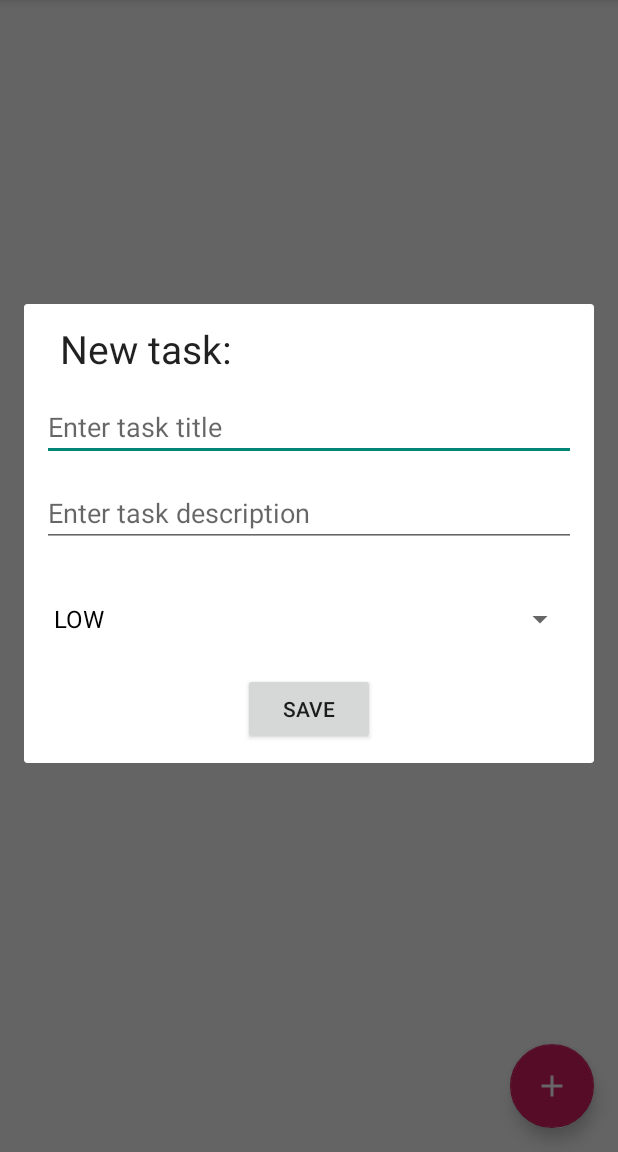
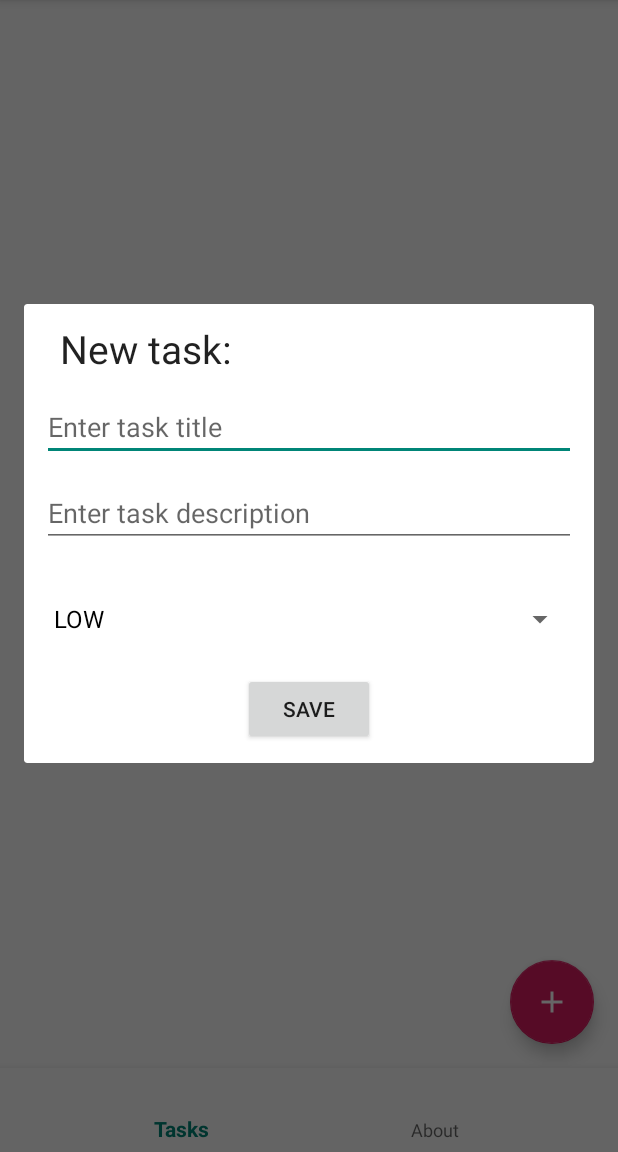
Before and after one commit to dzijo/androidDevAcademy, an Android app: the screen it shows after launch (MainActivity), after a tap on an icon or button, on a phone screen of 412 x 824 dp, the part 84-1236 px from its top. Run offline under Robolectric (Android 15) with nearby library versions, the phone set to English and light mode, and no system bars.

Commit message:
Added bottom navigation

```diff
--- a/Homework4/TaskieFragments/app/build.gradle
+++ b/Homework4/TaskieFragments/app/build.gradle
@@ -28,9 +28,10 @@ dependencies {
     implementation "org.jetbrains.kotlin:kotlin-stdlib-jdk7:$kotlin_version"
     implementation 'androidx.appcompat:appcompat:1.0.2'
     implementation 'androidx.constraintlayout:constraintlayout:1.1.3'
-    implementation 'androidx.recyclerview:recyclerview:1.1.0-alpha04'
+    implementation 'androidx.recyclerview:recyclerview:1.1.0-alpha05'
     implementation 'androidx.cardview:cardview:1.0.0'
-    implementation 'com.google.android.material:material:1.1.0-alpha05'
+    implementation 'com.google.android.material:material:1.1.0-alpha06'
+    implementation 'androidx.legacy:legacy-support-v4:1.0.0'
     testImplementation 'junit:junit:4.12'
     androidTestImplementation 'androidx.test:runner:1.1.1'
     androidTestImplementation 'androidx.test.espresso:espresso-core:3.1.1'
--- a/Homework4/TaskieFragments/app/src/main/java/hr/ferit/brunozoric/taskie/ui/activities/ContainerActivity.kt
+++ b/Homework4/TaskieFragments/app/src/main/java/hr/ferit/brunozoric/taskie/ui/activities/ContainerActivity.kt
@@ -3,8 +3,10 @@ package hr.ferit.brunozoric.taskie.ui.activities
 import hr.ferit.brunozoric.taskie.R
 import hr.ferit.brunozoric.taskie.common.EXTRA_SCREEN_TYPE
 import hr.ferit.brunozoric.taskie.common.EXTRA_TASK_ID
+import hr.ferit.brunozoric.taskie.common.invisible
 import hr.ferit.brunozoric.taskie.ui.activities.base.BaseActivity
 import hr.ferit.brunozoric.taskie.ui.fragments.TaskDetailsFragment
+import kotlinx.android.synthetic.main.activity_main.*
 
 
 class ContainerActivity: BaseActivity() {
@@ -14,6 +16,7 @@ class ContainerActivity: BaseActivity() {
     override fun setUpUi() {
         val screenType = intent.getStringExtra(EXTRA_SCREEN_TYPE)
         val id = intent.getIntExtra(EXTRA_TASK_ID, -1)
+        bottomNavigation.invisible()
         if (screenType.isNotEmpty()) {
             when (screenType) {
                 SCREEN_TASK_DETAILS -> showFragment(TaskDetailsFragment.newInstance(id))
--- a/Homework4/TaskieFragments/app/src/main/java/hr/ferit/brunozoric/taskie/ui/fragments/TaskDetailsFragment.kt
+++ b/Homework4/TaskieFragments/app/src/main/java/hr/ferit/brunozoric/taskie/ui/fragments/TaskDetailsFragment.kt
@@ -5,9 +5,11 @@ import android.view.View
 import hr.ferit.brunozoric.taskie.R
 import hr.ferit.brunozoric.taskie.common.EXTRA_TASK_ID
 import hr.ferit.brunozoric.taskie.common.displayToast
+import hr.ferit.brunozoric.taskie.common.invisible
 import hr.ferit.brunozoric.taskie.model.Task
 import hr.ferit.brunozoric.taskie.persistence.Repository
 import hr.ferit.brunozoric.taskie.ui.fragments.base.BaseFragment
+import kotlinx.android.synthetic.main.activity_main.*
 import kotlinx.android.synthetic.main.fragment_task_details.*
 
 class TaskDetailsFragment : BaseFragment() {
--- a/Homework4/TaskieFragments/app/src/main/res/layout/activity_main.xml
+++ b/Homework4/TaskieFragments/app/src/main/res/layout/activity_main.xml
@@ -1,14 +1,25 @@
 <?xml version="1.0" encoding="utf-8"?>
 <androidx.constraintlayout.widget.ConstraintLayout
         xmlns:android="http://schemas.android.com/apk/res/android"
+        xmlns:app="http://schemas.android.com/apk/res-auto"
         android:layout_width="match_parent"
         android:layout_height="match_parent">
 
     <FrameLayout
             android:id="@+id/fragmentContainer"
+            android:layout_width="0dp"
+            android:layout_height="0dp"
+            app:layout_constraintTop_toTopOf="parent"
+            app:layout_constraintStart_toStartOf="parent"
+            app:layout_constraintEnd_toEndOf="parent"
+            app:layout_constraintBottom_toTopOf="@+id/bottomNavigation"/>
+
+    <com.google.android.material.bottomnavigation.BottomNavigationView
+            android:id="@+id/bottomNavigation"
+            app:menu="@menu/bottom_navigation"
             android:layout_width="match_parent"
-            android:layout_height="match_parent"/>
-
-
+            android:layout_height="wrap_content"
+            app:layout_constraintBottom_toBottomOf="parent"
+            android:background="?android:attr/windowBackground"/>
 
 </androidx.constraintlayout.widget.ConstraintLayout>
--- a/Homework4/TaskieFragments/app/src/main/res/menu/bottom_nagivation.xml
+++ /dev/null
@@ -1,6 +0,0 @@
-<?xml version="1.0" encoding="utf-8"?>
-<menu xmlns:android="http://schemas.android.com/apk/res/android">
-    <Item
-    />
-
-</menu>
--- /dev/null
+++ b/Homework4/TaskieFragments/app/src/main/res/menu/bottom_navigation.xml
@@ -0,0 +1,12 @@
+<?xml version="1.0" encoding="utf-8"?>
+<menu xmlns:android="http://schemas.android.com/apk/res/android">
+
+    <item
+            android:id="@+id/navigationTasks"
+            android:title="@string/tasksTitle"/>
+
+    <item
+            android:id="@+id/navigationAbout"
+            android:title="@string/aboutTitle"/>
+
+</menu>
--- a/Homework4/TaskieFragments/app/src/main/res/values/strings.xml
+++ b/Homework4/TaskieFragments/app/src/main/res/values/strings.xml
@@ -10,4 +10,9 @@
     <string name="emptyFields">Check your inputs</string>
     <string name="noTaskFound">No such task found</string>
     <string name="no_data">No data! :(</string>
+    <string name="tasksTitle">Tasks</string>
+    <string name="aboutTitle">About</string>
+
+    <!-- TODO: Remove or change this placeholder text -->
+    <string name="hello_blank_fragment">Hello blank fragment</string>
 </resources>
```
Also changed, not shown: Homework4/TaskieFragments/app/src/main/java/hr/ferit/brunozoric/taskie/ui/activities/MainActivity.kt (+19 -0 lines), Homework4/TaskieFragments/app/src/main/java/hr/ferit/brunozoric/taskie/ui/fragments/AboutFragment.kt (added, +40 -0 lines), Homework4/TaskieFragments/app/src/main/res/layout/fragment_about.xml (added, +14 -0 lines).
